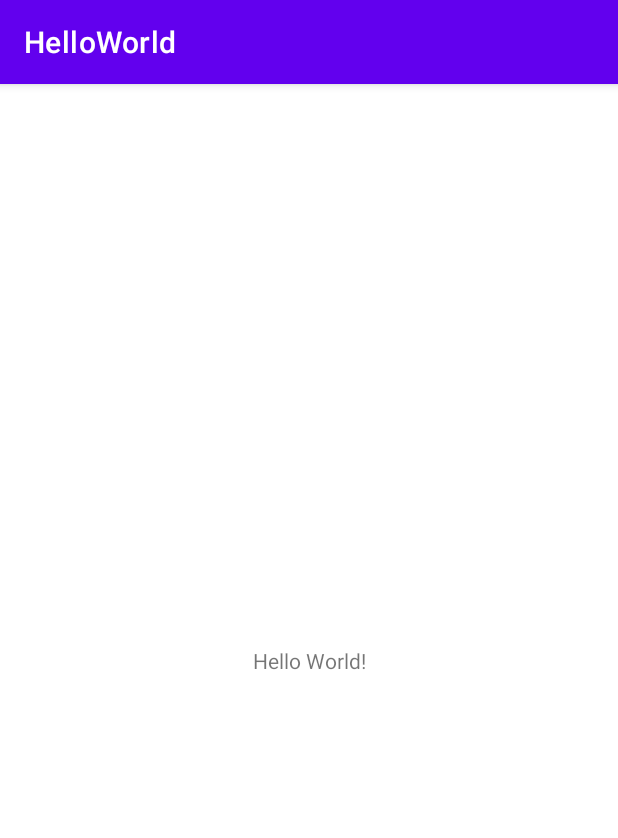
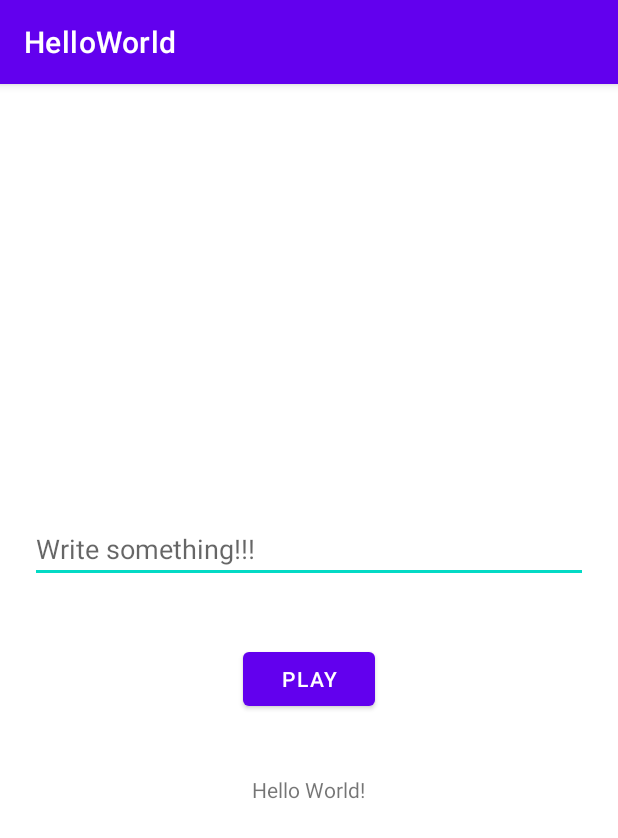
Before and after one commit to rpedrozam/Kotlin-Trainning, an Android app: the screen it shows after launch (MainActivity), on a phone screen of 412 x 824 dp. Shown: the top 838 px of the screen. Run offline under Robolectric (Android 15) with nearby library versions, the phone set to English and light mode, and no system bars.

Commit message:
Implementation onclick for button

```diff
--- a/01HelloWorld/app/src/main/java/com/rpedrozam/helloworld/MainActivity.kt
+++ b/01HelloWorld/app/src/main/java/com/rpedrozam/helloworld/MainActivity.kt
@@ -4,11 +4,13 @@ import androidx.appcompat.app.AppCompatActivity
 import android.os.Bundle
 import android.speech.tts.TextToSpeech
 import android.util.Log
+import android.widget.Button
 import android.widget.TextView
+import java.util.*
 
 class MainActivity : AppCompatActivity(), TextToSpeech.OnInitListener {
 
-    //Variable global, ? indica que la variable puede ser null
+    //Variable global, ? para indicar que puede ser null
     var tts: TextToSpeech? = null
 
     override fun onCreate(savedInstanceState: Bundle?) {
@@ -16,16 +18,23 @@ class MainActivity : AppCompatActivity(), TextToSpeech.OnInitListener {
         setContentView(R.layout.activity_main)
 
         tts = TextToSpeech(this, this)
+        findViewById<Button>(R.id.btnPlay).setOnClickListener{speak()}
 
-        var message: String = findViewById<TextView>(R.id.TextView).text.toString()
-        Log.d("MyTextView", message)
+
+    }
+
+    private fun speak(){
+        var message: String = findViewById<TextView>(R.id.etMessage).text.toString()
+        // !! indica que la variable no sera null
+        tts!!.speak(message, TextToSpeech.QUEUE_FLUSH, null, "")
     }
 
     override fun onInit(status: Int) {
         if (status == TextToSpeech.SUCCESS) {
-            findViewById<TextView>(R.id.TextView).text = "Listo!"
-        }else{
-            findViewById<TextView>(R.id.TextView).text = "No disponible!"
+            findViewById<TextView>(R.id.tvStatus).text = "The library is ready!"
+            tts!!.setLanguage(Locale.US)
+        }else {
+            findViewById<TextView>(R.id.tvStatus).text = "No disponible!"
         }
     }
 }
--- a/01HelloWorld/app/src/main/res/layout/activity_main.xml
+++ b/01HelloWorld/app/src/main/res/layout/activity_main.xml
@@ -1,19 +1,32 @@
 <?xml version="1.0" encoding="utf-8"?>
-<androidx.constraintlayout.widget.ConstraintLayout xmlns:android="http://schemas.android.com/apk/res/android"
+<LinearLayout xmlns:android="http://schemas.android.com/apk/res/android"
     xmlns:app="http://schemas.android.com/apk/res-auto"
     xmlns:tools="http://schemas.android.com/tools"
     android:layout_width="match_parent"
     android:layout_height="match_parent"
+    android:orientation="vertical"
+    android:gravity="center"
     tools:context=".MainActivity">
 
-    <TextView
-        android:id="@+id/TextView"
+    <EditText
+        android:id="@+id/etMessage"
+        android:layout_width="match_parent"
+        android:layout_height="wrap_content"
+        android:layout_margin="20dp"
+        android:hint="Write something!!!"/>
+
+    <Button
+        android:id="@+id/btnPlay"
         android:layout_width="wrap_content"
         android:layout_height="wrap_content"
-        android:text="Hello World!"
-        app:layout_constraintBottom_toBottomOf="parent"
-        app:layout_constraintLeft_toLeftOf="parent"
-        app:layout_constraintRight_toRightOf="parent"
-        app:layout_constraintTop_toTopOf="parent" />
+        android:layout_margin="20dp"
+        android:text="Play"/>
 
-</androidx.constraintlayout.widget.ConstraintLayout>
+    <TextView
+        android:id="@+id/tvStatus"
+        android:layout_width="wrap_content"
+        android:layout_height="wrap_content"
+        android:layout_margin="20dp"
+        android:text="Hello World!" />
+
+</LinearLayout>
```
